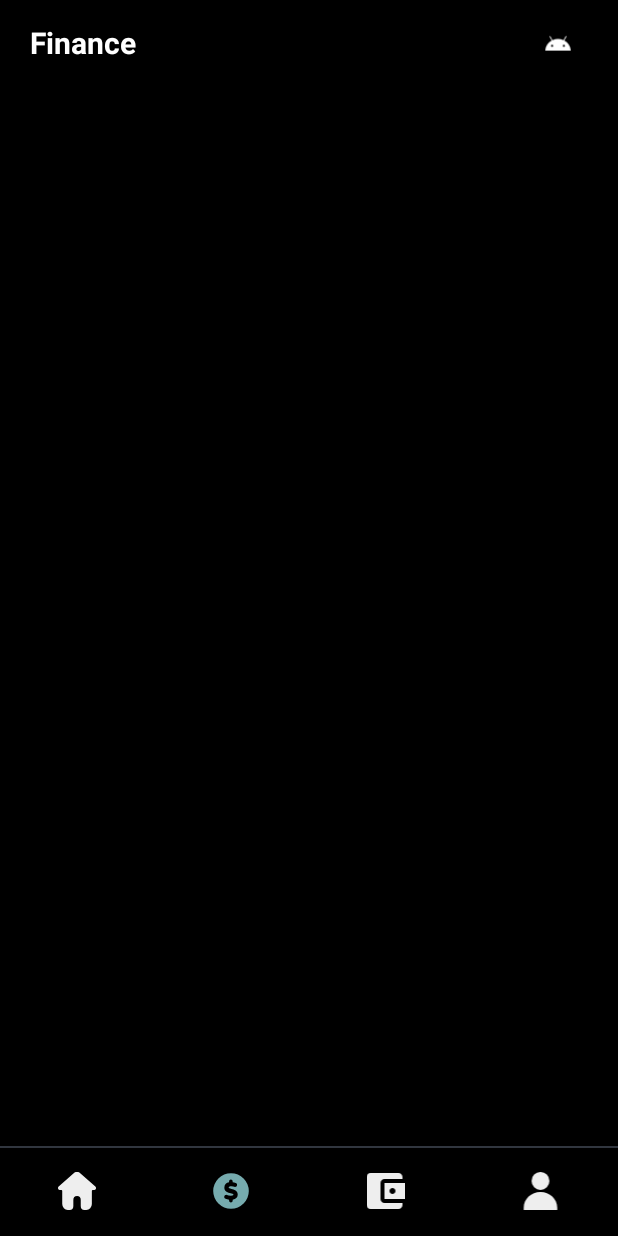
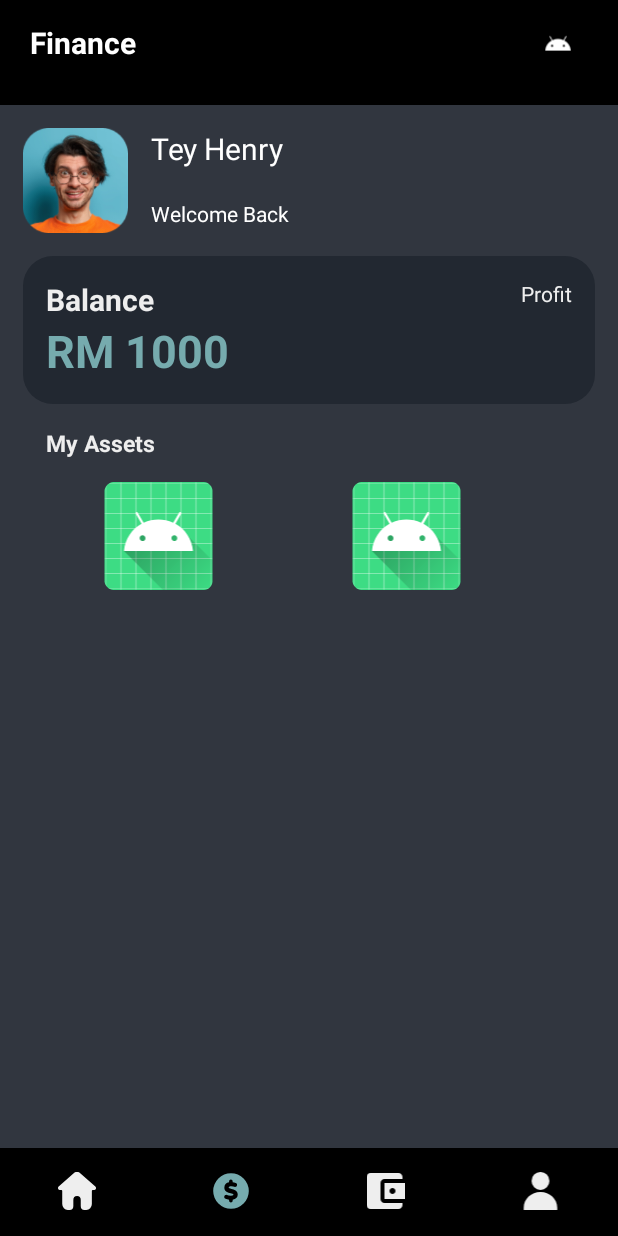
Before and after one commit to Yuheng-Looi/goblinvault, an Android app: the screen it shows after launch (MainActivity), after a tap on an icon or button, on a phone screen of 412 x 824 dp. Run offline under Robolectric (Android 15) with nearby library versions, the phone set to English and light mode, and no system bars.

Commit message:
Finance init.

```diff
--- /dev/null
+++ b/app/src/main/res/drawable/rounded_corner_primary_dark.xml
@@ -0,0 +1,7 @@
+<?xml version="1.0" encoding="utf-8"?>
+<shape xmlns:android="http://schemas.android.com/apk/res/android" android:shape="rectangle">
+
+    <solid android:color="@color/primary_dark"/>
+    <corners android:radius="@dimen/corner_radius"/>
+
+</shape>
--- a/app/src/main/res/layout/layout_finance.xml
+++ b/app/src/main/res/layout/layout_finance.xml
@@ -1,6 +1,134 @@
 <?xml version="1.0" encoding="utf-8"?>
-<LinearLayout xmlns:android="http://schemas.android.com/apk/res/android"
+<androidx.constraintlayout.widget.ConstraintLayout xmlns:android="http://schemas.android.com/apk/res/android"
+    xmlns:app="http://schemas.android.com/apk/res-auto"
+    xmlns:tools="http://schemas.android.com/tools"
     android:layout_width="match_parent"
-    android:layout_height="match_parent">
+    android:layout_height="match_parent"
+    android:background="@color/secondary_dark"
+    android:padding="@dimen/margin">
 
-</LinearLayout>
+    <androidx.constraintlayout.widget.ConstraintLayout
+        android:id="@+id/usernameLayout"
+        android:layout_width="match_parent"
+        android:layout_height="wrap_content"
+        app:layout_constraintTop_toTopOf="parent"
+        >
+
+        <ImageView
+            android:id="@+id/profile_pic"
+            android:layout_width="70dp"
+            android:layout_height="70dp"
+            android:src="@drawable/profile_pic"
+            app:layout_constraintStart_toStartOf="parent"
+            app:layout_constraintTop_toTopOf="parent"
+            app:layout_constraintBottom_toBottomOf="parent"/>
+
+        <TextView
+            android:id="@+id/usernameTV"
+            android:layout_width="0dp"
+            android:layout_height="wrap_content"
+            android:text="Tey Henry"
+            android:textColor="@color/white"
+            android:textSize="@dimen/title_text_size"
+            app:layout_constraintStart_toEndOf="@id/profile_pic"
+            app:layout_constraintTop_toTopOf="parent"
+            android:layout_marginLeft="@dimen/margin"/>
+
+        <TextView
+            android:id="@+id/welcome_message"
+            android:layout_width="wrap_content"
+            android:layout_height="wrap_content"
+            android:text="Welcome Back"
+            android:textColor="#fff"
+            android:layout_marginLeft="@dimen/margin"
+            android:layout_marginTop="20dp"
+            app:layout_constraintTop_toBottomOf="@id/usernameTV"
+            app:layout_constraintStart_toEndOf="@id/profile_pic"/>
+
+    </androidx.constraintlayout.widget.ConstraintLayout>
+
+    <androidx.constraintlayout.widget.ConstraintLayout
+        android:id="@+id/balanceViewLayout"
+        android:layout_width="match_parent"
+        android:layout_height="wrap_content"
+        app:layout_constraintTop_toBottomOf="@id/usernameLayout"
+        android:layout_marginTop="@dimen/margin"
+        android:background="@drawable/rounded_corner_primary_dark"
+        android:padding="@dimen/margin">
+
+        <TextView
+            android:id="@+id/balanceTV"
+            android:layout_width="wrap_content"
+            android:layout_height="wrap_content"
+            android:text="Balance"
+            android:textSize="@dimen/title_text_size"
+            android:textStyle="bold"
+            android:textColor="@color/primary_white"
+            app:layout_constraintStart_toStartOf="parent"
+            app:layout_constraintTop_toTopOf="parent"/>
+
+        <TextView
+            android:id="@+id/amountBalanceTV"
+            android:layout_width="wrap_content"
+            android:layout_height="wrap_content"
+            android:text="RM 1000"
+            android:textSize="30sp"
+            android:textStyle="bold"
+            android:textColor="@color/primary_green"
+            app:layout_constraintTop_toBottomOf="@id/balanceTV"
+            app:layout_constraintStart_toStartOf="parent"/>
+
+        <TextView
+            android:layout_width="wrap_content"
+            android:layout_height="wrap_content"
+            app:layout_constraintEnd_toEndOf="parent"
+            app:layout_constraintTop_toTopOf="parent"
+            android:text="Profit"
+            android:textColor="@color/primary_white" />
+
+    </androidx.constraintlayout.widget.ConstraintLayout>
+
+    <TextView
+        android:id="@+id/MyAssetsTV"
+        android:layout_width="match_parent"
+        android:layout_height="wrap_content"
+        app:layout_constraintStart_toStartOf="parent"
+        app:layout_constraintTop_toBottomOf="@id/balanceViewLayout"
+        android:text="My Assets"
+        android:textSize="@dimen/normal_text_size"
+        android:textStyle="bold"
+        android:textColor="@color/primary_white"
+        android:layout_margin="@dimen/margin"/>
+
+    <androidx.constraintlayout.widget.ConstraintLayout
+        android:id="@+id/assetsLayout"
+        android:layout_width="match_parent"
+        android:layout_height="wrap_content"
+        app:layout_constraintTop_toBottomOf="@id/MyAssetsTV"
+        android:layout_margin="@dimen/margin">
+
+        <HorizontalScrollView
+            android:layout_width="match_parent"
+            android:layout_height="match_parent">
+
+            <LinearLayout
+                android:layout_width="match_parent"
+                android:layout_height="wrap_content">
+
+                <ImageView
+                    android:layout_width="150dp"
+                    android:layout_height="wrap_content"
+                    android:src="@mipmap/ic_launcher"
+                    android:layout_marginRight="@dimen/margin"/>
+
+                <ImageView
+                    android:layout_width="150dp"
+                    android:layout_height="wrap_content"
+                    android:src="@mipmap/ic_launcher"/>
+
+            </LinearLayout>
+        </HorizontalScrollView>
+
+    </androidx.constraintlayout.widget.ConstraintLayout>
+
+</androidx.constraintlayout.widget.ConstraintLayout>
--- a/app/src/main/res/values/colors.xml
+++ b/app/src/main/res/values/colors.xml
@@ -1,5 +1,10 @@
 <?xml version="1.0" encoding="utf-8"?>
 <resources>
+    <color name="primary_dark">#222831</color>
+    <color name="secondary_dark">#31363F</color>
+    <color name="primary_green">#76ABAE</color>
+    <color name="primary_white">#EEEEEE</color>
+
     <color name="black">#FF000000</color>
     <color name="white">#FFFFFFFF</color>
 </resources>
--- /dev/null
+++ b/app/src/main/res/values/dimens.xml
@@ -0,0 +1,12 @@
+<?xml version="1.0" encoding="utf-8"?>
+<resources>
+    <dimen name="icon_padding_horizontal">15dp</dimen>
+    <dimen name="margin">15dp</dimen>
+    <dimen name="corner_radius">20dp</dimen>
+    <dimen name="icon_padding_vertical">5dp</dimen>
+    <dimen name="icon_width">80dp</dimen>
+    <dimen name="icon_height">60dp</dimen>
+    <dimen name="title_text_size">20sp</dimen>
+    <dimen name="normal_text_size">15sp</dimen>
+    <dimen name="icon_text_size">10sp</dimen>
+</resources>
--- a/build.gradle.kts
+++ b/build.gradle.kts
@@ -1,4 +1,4 @@
 // Top-level build file where you can add configuration options common to all sub-projects/modules.
 plugins {
-    id("com.android.application") version "8.2.2" apply false
+    id("com.android.application") version "8.1.4" apply false
 }
```
Also changed, not shown: app/src/main/res/drawable/profile_pic.png (added), 1 other file.
